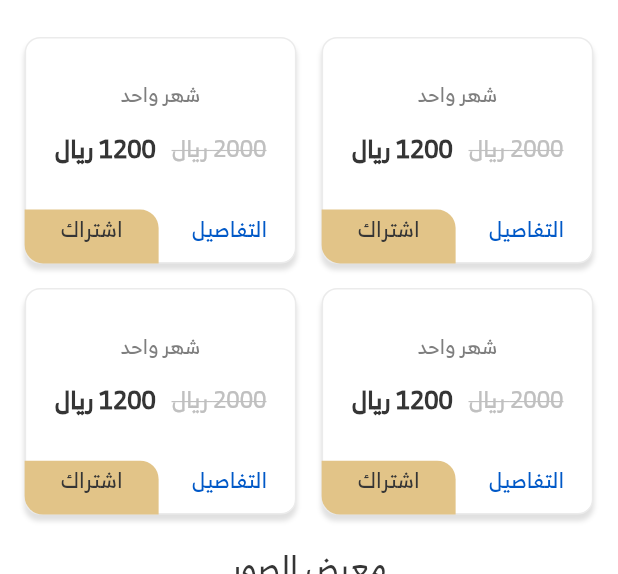
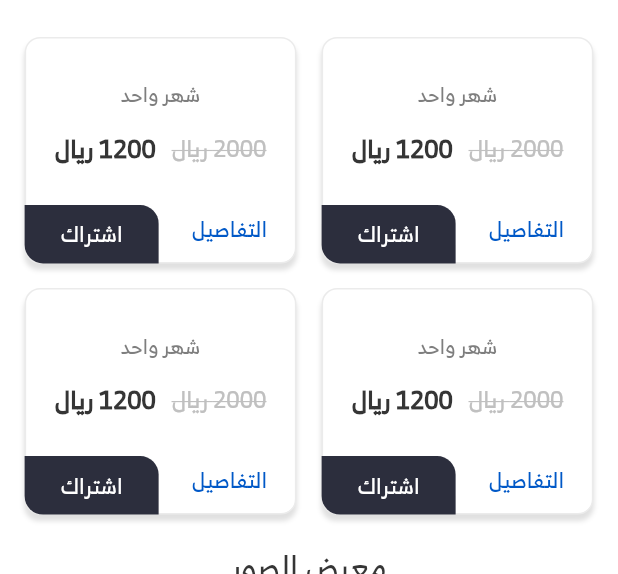
Before and after one commit to HodaTabasi/Naz_gem, a Flutter app: the HomeScreen screen opened directly, scrolled down 284 dp, on a phone screen of 412 x 824 dp, the part 199-773 px from its top. Run offline on Flutter 3.47's test engine with Material 2 defaults, Android fonts, the phone set to English and light mode, and no system bars; our stand-ins replace carousel_slider, flutter_screenutil, flutter_svg, get, qr_flutter; network calls fail; project files that could hold a hidden picture were left out.

Commit message:
اضافة getx للهوم لتغيير الوان الباقات والحركات

```diff
--- a/lib/core/widgets/app_toggle.dart
+++ b/lib/core/widgets/app_toggle.dart
@@ -1,20 +1,18 @@
 import 'package:flutter/material.dart';
 import 'package:flutter_screenutil/flutter_screenutil.dart';
 import 'package:get/get.dart';
+import 'package:naz_gem/features/home/ui/get/home_getx_controller.dart';
 
 import '../constants/app_colors.dart';
 
-class AppToggle extends StatefulWidget {
+class AppToggle extends StatelessWidget {
 
 
   @override
-  State<AppToggle> createState() => _AppToggleState();
-}
-
-class _AppToggleState extends State<AppToggle> {
-  int currentIndex = 0;
-  @override
   Widget build(BuildContext context) {
+    return GetX<HomeGetxController>(
+      init: HomeGetxController(),
+      builder: (controller) {
         return Padding(
           padding: EdgeInsets.symmetric(horizontal: 16.0.r, vertical: 8.r),
           child: Container(
@@ -29,23 +27,23 @@ class _AppToggleState extends State<AppToggle> {
                       style: ElevatedButton.styleFrom(
                           fixedSize: Size(
                               MediaQuery.of(context).size.width / 2.2,
-                          currentIndex == 0 ? 80 : 50),
+                              controller.currentIndex == 0 ? 80 : 50),
                           shape: RoundedRectangleBorder(
                               borderRadius: BorderRadius.only(
                                   topRight: Radius.circular(10.r),
                                   bottomRight: Radius.circular(10.r))),
                           backgroundColor:
-                      currentIndex == 0 ? blackTextColor : tabColor,
+                          controller.currentIndex == 0 ? btnColor : tabColor,
                           elevation: 0),
                       onPressed: () {
-                    setState(() {
-                      currentIndex = 0;
-                    });
+
+                          controller.changeCurrentIndex(index: 0);
+
                       },
                       child: Text(
                         'public_pakage'.tr,
                         style: TextStyle(
-                        color: currentIndex == 0
+                            color: controller.currentIndex == 0
                                 ? Colors.white
                                 : blackTextColor),
                       )),
@@ -54,26 +52,27 @@ class _AppToggleState extends State<AppToggle> {
                       style: ElevatedButton.styleFrom(
                           fixedSize: Size(
                               MediaQuery.of(context).size.width / 2.2,
-                          currentIndex == 1 ? 80 : 50),
+                              controller.currentIndex == 1 ? 80 : 50),
                           shape: RoundedRectangleBorder(
                               borderRadius: BorderRadius.only(
                                   topLeft: Radius.circular(10.r),
                                   bottomLeft: Radius.circular(10.r))),
                           backgroundColor:
-                      currentIndex == 1 ? mainColor : tabColor,
+                          controller.currentIndex == 1 ? mainColor : tabColor,
                           elevation: 0),
                       onPressed: () {
-                    setState(() {
-                      currentIndex = 1;
-                    });
+                          controller.changeCurrentIndex(index: 1);
+
                       },
                       child: Text('private_pakage'.tr,
                           style: TextStyle(
-                          color: currentIndex == 1
+                              color: controller.currentIndex == 1
                                   ? Colors.white
                                   : blackTextColor)))
                 ],
               )),
         );
       }
+    );
   }
+}
--- /dev/null
+++ b/lib/features/home/ui/get/home_getx_controller.dart
@@ -0,0 +1,22 @@
+import 'package:flutter/material.dart';
+import 'package:get/get.dart';
+
+import '../../../../core/constants/app_colors.dart';
+
+class HomeGetxController extends GetxController {
+  RxInt currentIndex = 0.obs;
+  Rx<Color> subBackColor = btnColor.obs;
+  Rx<Color> subTextColor = Colors.white.obs;
+
+  changeCurrentIndex({index}){
+    currentIndex.value = index;
+    if(index == 0){
+      subBackColor.value = btnColor;
+      subTextColor.value = Colors.white;
+    }else {
+      subBackColor.value = mainColor;
+      subTextColor.value = blackTextColor;
+    }
+}
+
+}
--- a/lib/features/home/ui/pages/home_screen.dart
+++ b/lib/features/home/ui/pages/home_screen.dart
@@ -5,6 +5,7 @@ import 'package:get/get.dart';
 import 'package:naz_gem/core/constants/app_colors.dart';
 import 'package:naz_gem/core/widgets/app_toggle.dart';
 import 'package:naz_gem/core/widgets/app_widget.dart';
+import 'package:naz_gem/features/home/ui/get/home_getx_controller.dart';
 import '../../../subscrbtions/ui/pages/subscrbtion_screen.dart';
 import '../widgets/image_list_widget.dart';
 import '../widgets/pakage_item_widget.dart';
--- a/lib/features/home/ui/widgets/pakage_item_widget.dart
+++ b/lib/features/home/ui/widgets/pakage_item_widget.dart
@@ -1,6 +1,7 @@
 import 'package:flutter/material.dart';
 import 'package:flutter_screenutil/flutter_screenutil.dart';
 import 'package:get/get.dart';
+import 'package:naz_gem/features/home/ui/get/home_getx_controller.dart';
 import 'package:naz_gem/features/home/ui/widgets/widget_functions.dart';
 
 import '../../../../core/constants/app_colors.dart';
@@ -14,6 +15,8 @@ class PakageItemWidget extends StatelessWidget {
 
   @override
   Widget build(BuildContext context) {
+    return GetX<HomeGetxController>(
+      builder: (controller) {
         return Stack(
           children: [
             Container(
@@ -67,14 +70,15 @@ class PakageItemWidget extends StatelessWidget {
                 },
                 child: Container(
                   width: 85.w,
-              height: 35.h,
+                  height: 38.h,
+                  alignment: AlignmentDirectional.center,
                   decoration: BoxDecoration(
                       borderRadius: BorderRadius.only(
                           bottomLeft: Radius.circular(12.r),
                           topRight: Radius.circular(12.r)),
-                  color: mainColor),
+                      color: controller.subBackColor.value),
                   child: getText('sub'.tr,
-                  color: blackTextColor,
+                      color: controller.subTextColor.value,
                       size: 14.sp,
                       align: TextAlign.center),
                 ),
@@ -100,4 +104,6 @@ class PakageItemWidget extends StatelessWidget {
           ],
         );
       }
+    );
   }
+}
```
Also changed, not shown: lib/features/auth/ui/pages/new_user.dart (+4 -3 lines), 1 other file. Lines whose indentation alone changed are shown as unchanged.
